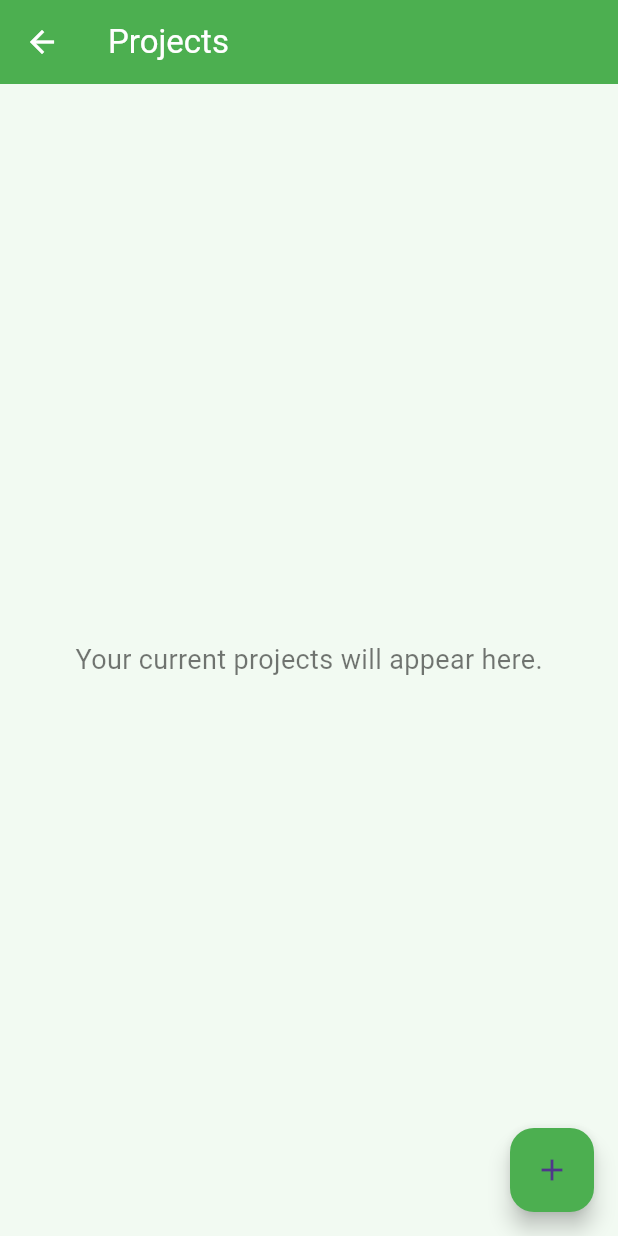
After one commit to Nicolas0903/moodtasker_front, a Flutter app: the ProjectsPage screen opened directly, on a phone screen of 412 x 824 dp. The commit adds this screen. Run offline on Flutter 3.47's test engine with Material 3 defaults, Android fonts, the phone set to English and light mode, and no system bars; our stand-ins replace fl_chart.

Commit message:
Necesito ayuda para añadir ProjectsPage

```diff
--- a/lib/main.dart
+++ b/lib/main.dart
@@ -4,8 +4,9 @@ import 'pages/history_page.dart';
 import 'pages/alerts_page.dart';
 import 'pages/register_page.dart';
 import 'pages/new_task_page.dart';
+import 'pages/projects_page.dart';
 
-void main() {
+void main () {
   runApp(const MoodTaskerApp());
 }
 
@@ -46,12 +47,14 @@ class _HomePageState extends State<HomePage> {
     CoursesPage(),
     HistoryPage(),
     AlertsPage(),
+    ProjectsPage(),
   ];
 
   final List<IconData> _icons = const [
     Icons.home,
     Icons.bar_chart,
     Icons.notifications,
+    Icons.work,
   ];
 
   @override
@@ -68,7 +71,7 @@ class _HomePageState extends State<HomePage> {
           BottomNavigationBarItem(icon: Icon(Icons.home), label: ''),
           BottomNavigationBarItem(icon: Icon(Icons.bar_chart), label: ''),
           BottomNavigationBarItem(icon: Icon(Icons.notifications), label: ''),
-
+         // BottomNavigationBarItem(icon: Icon(Icons.work), label: ''),
 
         ],
       ),
--- /dev/null
+++ b/lib/pages/projects_page.dart
@@ -0,0 +1,30 @@
+import 'package:flutter/material.dart';
+
+class ProjectsPage extends StatelessWidget {
+  const ProjectsPage({super.key});
+
+  @override
+  Widget build(BuildContext context) {
+    return Scaffold(
+      appBar: AppBar(
+        title: const Text('Projects'),
+        backgroundColor: Colors.green,
+        foregroundColor: Colors.white,
+        elevation: 0,
+      ),
+      body: const Center(
+        child: Text(
+          'Your current projects will appear here.',
+          style: TextStyle(fontSize: 18, color: Colors.black54),
+        ),
+      ),
+      floatingActionButton: FloatingActionButton(
+        onPressed: () {
+          // Aquí podrías navegar a la página para crear un nuevo proyecto
+        },
+        backgroundColor: Colors.green,
+        child: const Icon(Icons.add),
+      ),
+    );
+  }
+}
```
